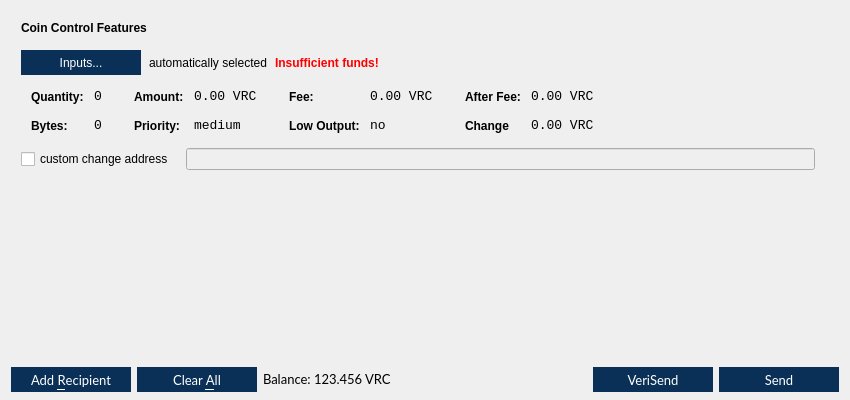
First picture: the form in src/qt/forms/sendcoinsdialog.ui, repository VeriConomy/vericoin, before the edit.
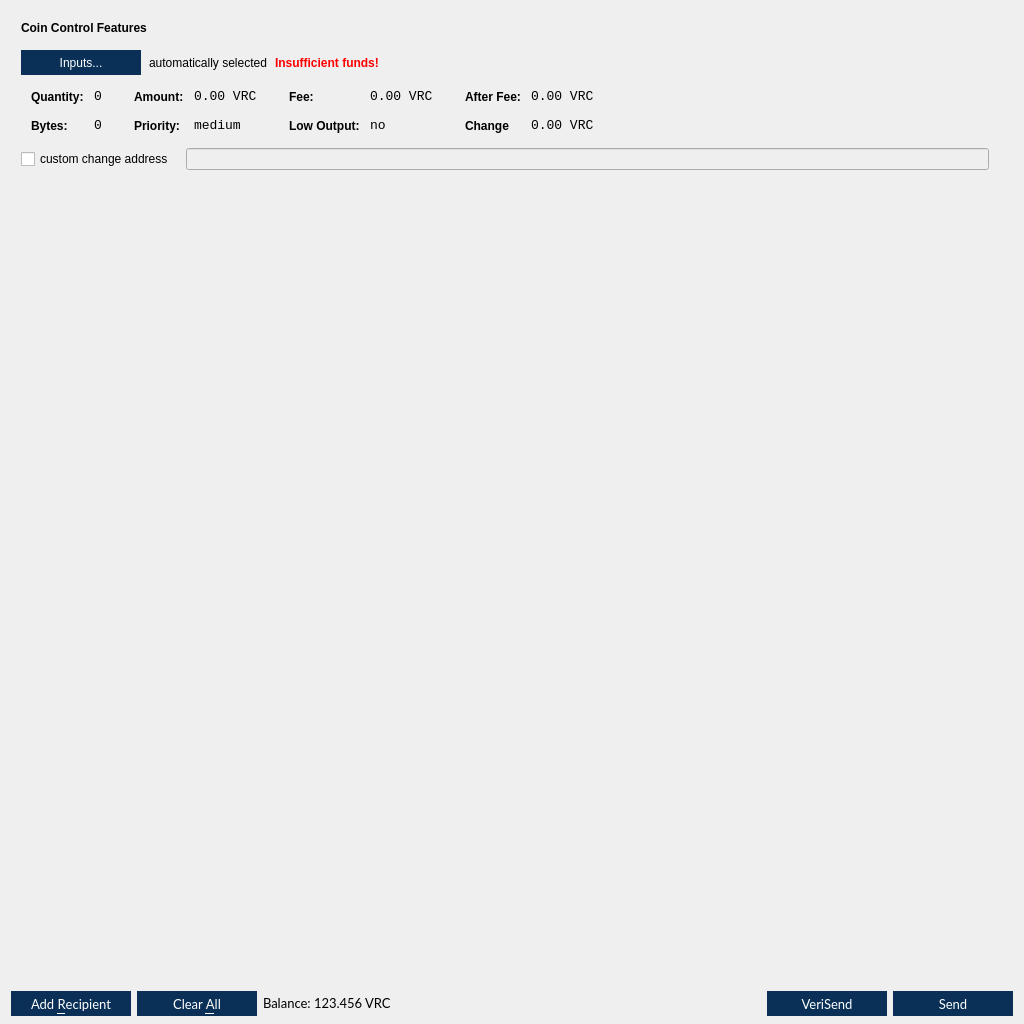
Second picture: the form after the edit. Icons and pictures are not drawn.

```diff
--- a/src/qt/forms/sendcoinsdialog.ui
+++ b/src/qt/forms/sendcoinsdialog.ui
@@ -6,8 +6,8 @@
    <rect>
     <x>0</x>
     <y>0</y>
-    <width>850</width>
-    <height>400</height>
+    <width>1024</width>
+    <height>1024</height>
    </rect>
   </property>
   <property name="windowTitle">
@@ -642,8 +642,8 @@
        <rect>
         <x>0</x>
         <y>0</y>
-        <width>832</width>
-        <height>158</height>
+        <width>1006</width>
+        <height>782</height>
        </rect>
       </property>
       <layout class="QVBoxLayout" name="verticalLayout_2">
```
